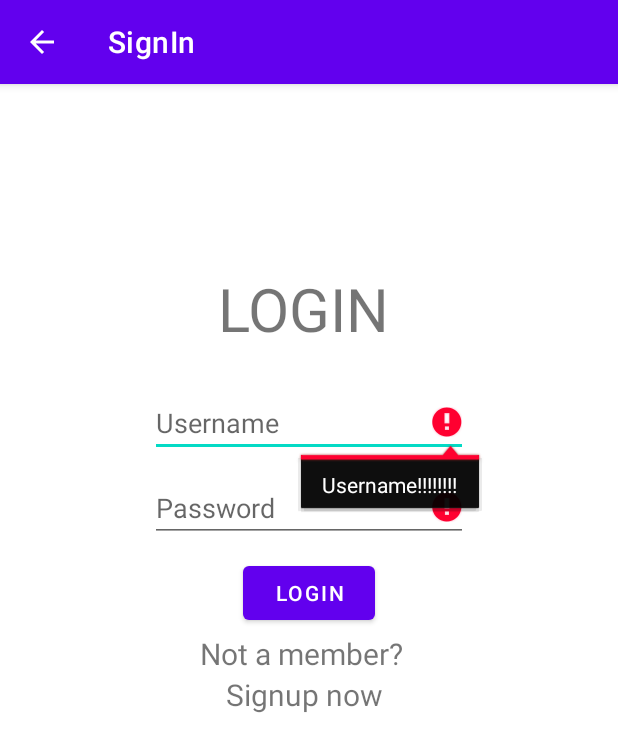
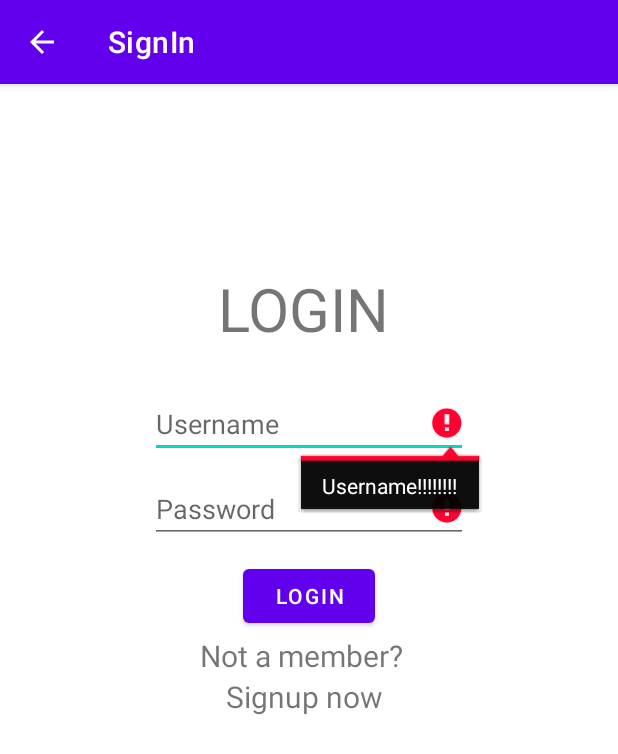
Before and after one commit to Aryan568/LMS-Android-, an Android app: the login screen opened directly, with no data from a screen before it, after a tap on "LOGIN", on a phone screen of 412 x 824 dp. Shown: the top 754 px of the screen. Run offline under Robolectric (Android 15) with nearby library versions, the phone set to English and light mode, and no system bars; our stand-ins replace Firebase (no records; nobody signed in at launch, a user with empty details on screens opened directly).

Commit message:
Library CRUD Application(Android)

```diff
--- a/app/src/main/res/layout/activity_login.xml
+++ b/app/src/main/res/layout/activity_login.xml
@@ -83,7 +83,7 @@
         android:id="@+id/btn_Dash"
         android:layout_width="wrap_content"
         android:layout_height="wrap_content"
-        android:layout_marginTop="10dp"
+        android:layout_marginTop="11dp"
         android:text="Login"
         app:layout_constraintBottom_toBottomOf="parent"
         app:layout_constraintEnd_toEndOf="parent"
```
